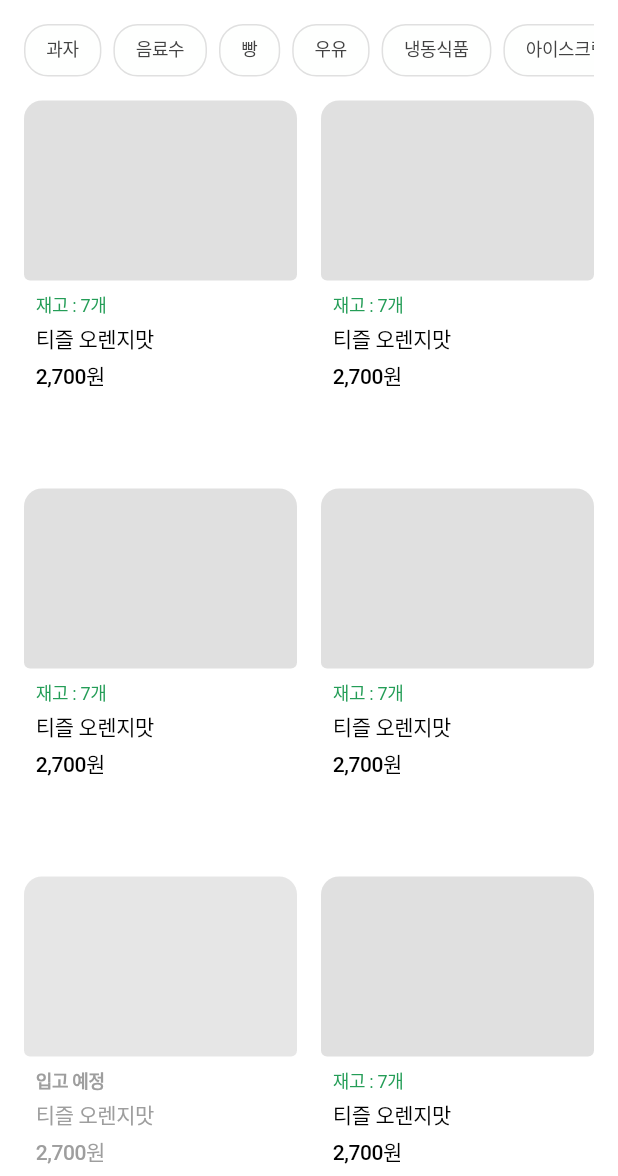
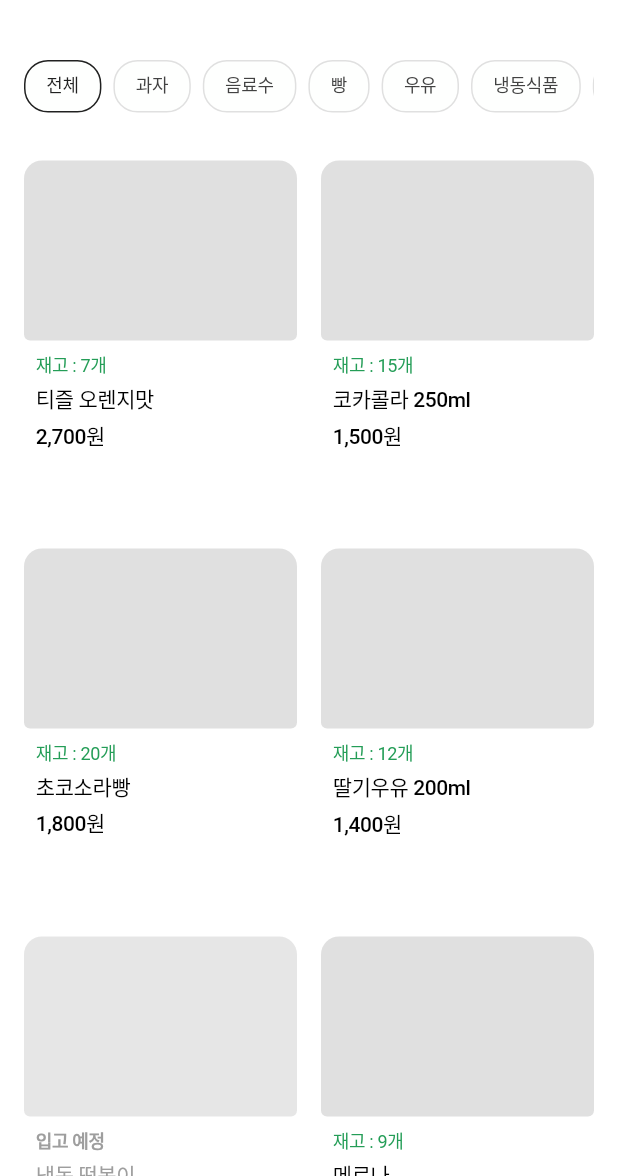
Before and after one commit to app-and-me/2025_ITShow_MirimPay_Mobile, a Flutter app: the ProductPage screen opened by its route, on a phone screen of 412 x 824 dp, the part 60-1236 px from its top. Run offline on Flutter 3.47's test engine with Material 3 defaults, Android fonts, the phone set to English and light mode, and no system bars; our stand-ins replace flutter_svg, get; Roboto replaces fonts that are missing (Pretendard).

Commit message:
feat: enhance product page with dynamic product listing and category filtering

```diff
--- a/lib/pages/main/ProductPage.dart
+++ b/lib/pages/main/ProductPage.dart
@@ -13,11 +13,103 @@ class ProductPage extends StatefulWidget {
 
 class _ProductPageState extends State<ProductPage> {
   int _selectedCategoryIndex = 0;
-  final List<String> _categories = ['과자', '음료수', '빵', '우유', '냉동식품', '아이스크림'];
+  final List<String> _categories = ['전체', '과자', '음료수', '빵', '우유', '냉동식품', '아이스크림'];
+  final ScrollController _scrollController = ScrollController();
+  bool _showDivider = false;
+
+  final List<Map<String, dynamic>> _allProducts = [
+    {
+      'name': '티즐 오렌지맛',
+      'price': '2,700원',
+      'stock': 7,
+      'category': '과자',
+      'isOutOfStock': false,
+    },
+    {
+      'name': '코카콜라 250ml',
+      'price': '1,500원',
+      'stock': 15,
+      'category': '음료수',
+      'isOutOfStock': false,
+    },
+    {
+      'name': '초코소라빵',
+      'price': '1,800원',
+      'stock': 20,
+      'category': '빵',
+      'isOutOfStock': false,
+    },
+    {
+      'name': '딸기우유 200ml',
+      'price': '1,400원',
+      'stock': 12,
+      'category': '우유',
+      'isOutOfStock': false,
+    },
+    {
+      'name': '냉동 떡볶이',
+      'price': '4,500원',
+      'stock': 0,
+      'category': '냉동식품',
+      'isOutOfStock': true,
+    },
+    {
+      'name': '메로나',
+      'price': '1,200원',
+      'stock': 9,
+      'category': '아이스크림',
+      'isOutOfStock': false,
+    },
+    {
+      'name': '과자 세트',
+      'price': '5,000원',
+      'stock': 3,
+      'category': '과자',
+      'isOutOfStock': false,
+    },
+    {
+      'name': '바닐라 아이스크림',
+      'price': '2,000원',
+      'stock': 5,
+      'category': '아이스크림',
+      'isOutOfStock': false,
+    }
+  ];
+
+  @override
+  void initState() {
+    super.initState();
+    _scrollController.addListener(_scrollListener);
+  }
+
+  @override
+  void dispose() {
+    _scrollController.removeListener(_scrollListener);
+    _scrollController.dispose();
+    super.dispose();
+  }
+
+  void _scrollListener() {
+    final shouldShowDivider = _scrollController.offset > 50;
+    if (shouldShowDivider != _showDivider) {
+      setState(() {
+        _showDivider = shouldShowDivider;
+      });
+    }
+  }
+
+  List<Map<String, dynamic>> _getFilteredProducts() {
+    final String selectedCategory = _categories[_selectedCategoryIndex];
+    if (_selectedCategoryIndex == 0) {
+      return _allProducts;
+    }
+    return _allProducts.where((p) => p['category'] == selectedCategory).toList();
+  }
 
   @override
   Widget build(BuildContext context) {
     final gray = Gray.of(context);
+    final filteredProducts = _getFilteredProducts();
 
     return Scaffold(
       backgroundColor: Colors.white,
@@ -42,6 +134,7 @@ class _ProductPageState extends State<ProductPage> {
       ),
       body: Column(
         children: [
+          const SizedBox(height: 24),
           Container(
             height: 35,
             padding: const EdgeInsets.symmetric(horizontal: 16),
@@ -62,9 +155,28 @@ class _ProductPageState extends State<ProductPage> {
               },
             ),
           ),
-
+          AnimatedContainer(
+            duration: const Duration(milliseconds: 0),
+            height: 16,
+            decoration: BoxDecoration(
+              border: Border(
+                bottom: BorderSide(
+                  color: _showDivider ? gray.gray200 : Colors.transparent,
+                  width: 1,
+                ),
+              ),
+            ),
+          ),
           Expanded(
-            child: GridView.builder(
+            child: filteredProducts.isEmpty
+              ? Center(
+                  child: Text(
+                    '${_categories[_selectedCategoryIndex]} 상품이 없습니다',
+                    style: Typo.bodyMd(context, color: gray.gray600),
+                  ),
+                )
+              : GridView.builder(
+                  controller: _scrollController,
                   padding: const EdgeInsets.only(
                     left: 16,
                     right: 16,
@@ -77,15 +189,14 @@ class _ProductPageState extends State<ProductPage> {
                     crossAxisSpacing: 16,
                     mainAxisSpacing: 16,
                   ),
-              itemCount: 6,
+                  itemCount: filteredProducts.length,
                   itemBuilder: (context, index) {
-                bool isOutOfStock = index == 4;
-
+                    final product = filteredProducts[index];
                     return ProductCard(
-                  name: '티즐 오렌지맛',
-                  price: '2,700원',
-                  stock: '재고 : 7개',
-                  isOutOfStock: isOutOfStock,
+                      name: product['name'],
+                      price: product['price'],
+                      stock: product['stock'] > 0 ? '재고 : ${product['stock']}개' : null,
+                      isOutOfStock: product['isOutOfStock'],
                     );
                   },
                 ),
@@ -120,14 +231,14 @@ class CategoryBadge extends StatelessWidget {
           color: isSelected ? gray.gray50 : gray.gray50,
           borderRadius: BorderRadius.circular(16),
           border: Border.all(
-            color: isSelected ? gray.gray300 : gray.gray300,
+            color: isSelected ? gray.gray900 : gray.gray300,
           ),
         ),
         child: Text(
           text,
           style: Typo.caption(
             context,
-            color: gray.gray800,
+            color: isSelected ? gray.gray900 : gray.gray800,
           ),
         ),
       ),
```
Lines whose indentation alone changed are shown as unchanged.
